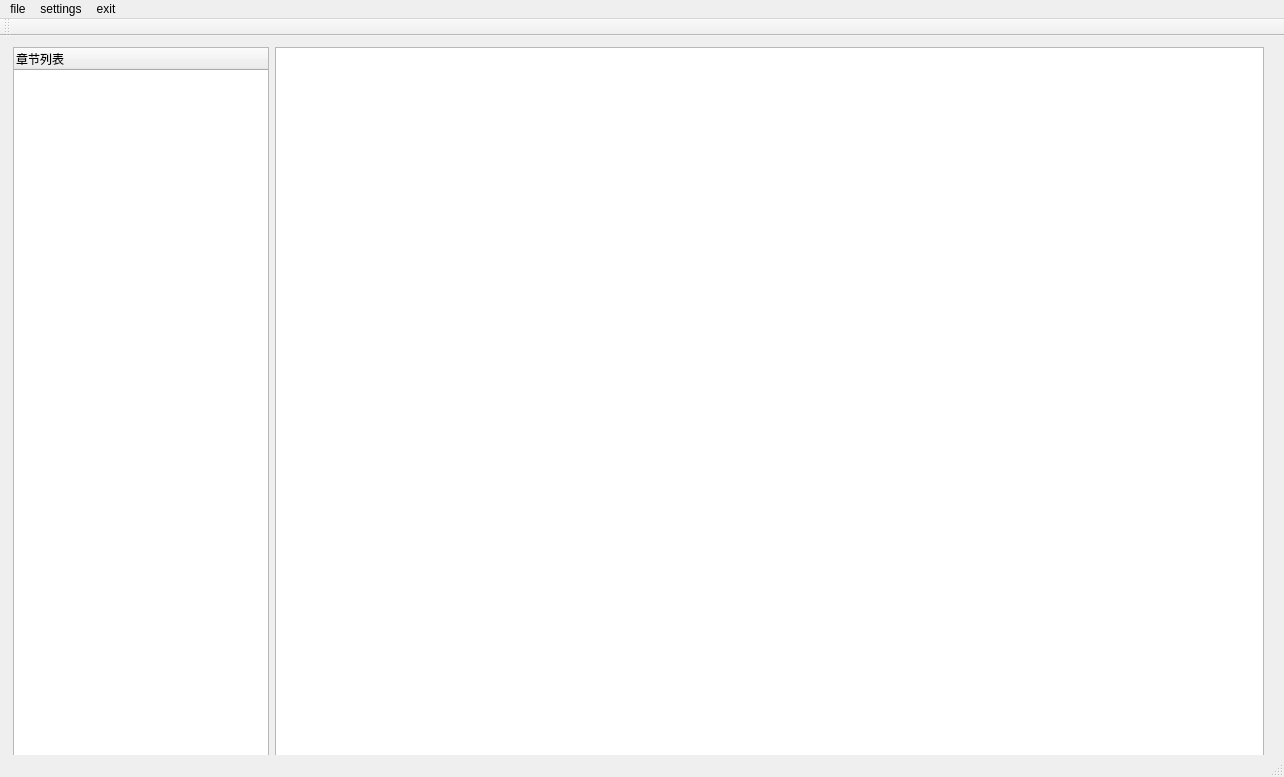
The window that ui_designer/untitled.ui (xduWcy/TTS) describes before a commit, drawn with Qt 5.
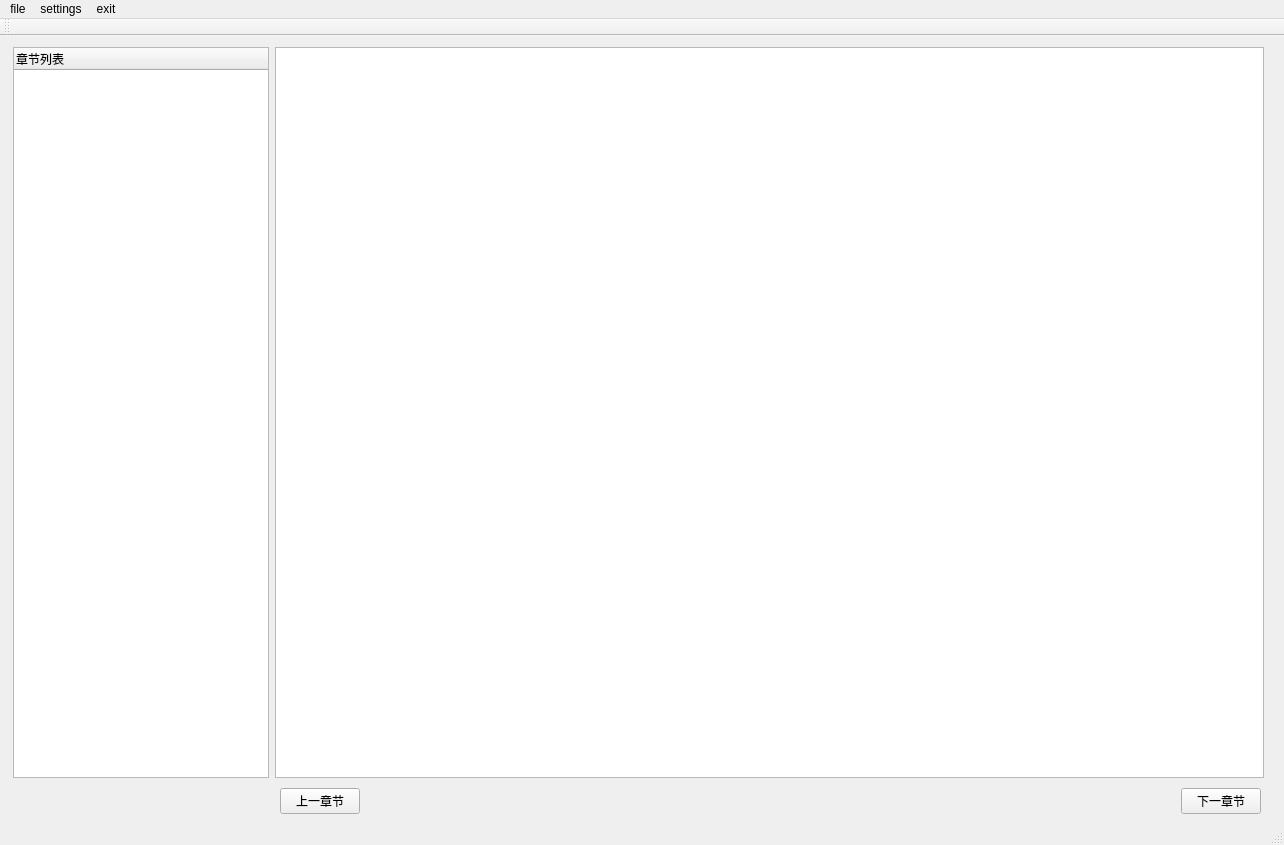
The same window after the commit. Icons and pictures are not drawn.

What changed in the file:
```diff
--- a/ui_designer/untitled.ui
+++ b/ui_designer/untitled.ui
@@ -7,7 +7,7 @@
     <x>0</x>
     <y>0</y>
     <width>1284</width>
-    <height>777</height>
+    <height>845</height>
    </rect>
   </property>
   <property name="minimumSize">
@@ -23,6 +23,9 @@
    <iconset resource="resources/resource.qrc">
     <normaloff>:/icon/E-Books.svg</normaloff>:/icon/E-Books.svg</iconset>
   </property>
+  <property name="layoutDirection">
+   <enum>Qt::LeftToRight</enum>
+  </property>
   <widget class="QWidget" name="centralwidget">
    <widget class="QWidget" name="layoutWidget">
     <property name="geometry">
@@ -52,6 +55,43 @@
      </item>
     </layout>
    </widget>
+   <widget class="QWidget" name="horizontalLayoutWidget">
+    <property name="geometry">
+     <rect>
+      <x>280</x>
+      <y>750</y>
+      <width>981</width>
+      <height>31</height>
+     </rect>
+    </property>
+    <layout class="QHBoxLayout" name="horizontalLayout">
+     <item alignment="Qt::AlignLeft">
+      <widget class="QPushButton" name="pushButton">
+       <property name="text">
+        <string>上一章节</string>
+       </property>
+       <property name="icon">
+        <iconset resource="resources/resource.qrc">
+         <normaloff>:/icon/vertical right.svg</normaloff>:/icon/vertical right.svg</iconset>
+       </property>
+      </widget>
+     </item>
+     <item alignment="Qt::AlignLeft">
+      <widget class="QPushButton" name="pushButton_2">
+       <property name="layoutDirection">
+        <enum>Qt::RightToLeft</enum>
+       </property>
+       <property name="text">
+        <string>下一章节</string>
+       </property>
+       <property name="icon">
+        <iconset resource="resources/resource.qrc">
+         <normaloff>:/icon/vertical left.svg</normaloff>:/icon/vertical left.svg</iconset>
+       </property>
+      </widget>
+     </item>
+    </layout>
+   </widget>
   </widget>
   <widget class="QMenuBar" name="menubar">
    <property name="geometry">
```
Left out of the diff: 2 changed lines with no effect on the pictures.
